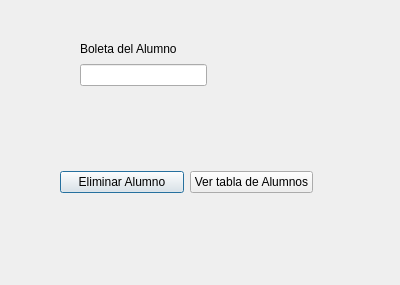
Before: the Qt Designer form Pruebas/UI/ElimnarAlumno.ui in Remv123/DB_SQLite, drawn with Qt 5.
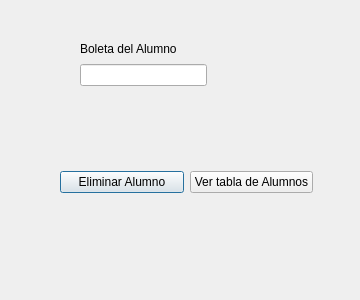
After: the same form once the commit is applied.

Patch:
```diff
--- a/Pruebas/UI/ElimnarAlumno.ui
+++ b/Pruebas/UI/ElimnarAlumno.ui
@@ -6,10 +6,16 @@
    <rect>
     <x>0</x>
     <y>0</y>
-    <width>400</width>
-    <height>285</height>
+    <width>360</width>
+    <height>300</height>
    </rect>
   </property>
+  <property name="maximumSize">
+   <size>
+    <width>360</width>
+    <height>300</height>
+   </size>
+  </property>
   <property name="windowTitle">
    <string>Borrar Alumnos</string>
   </property>
```
